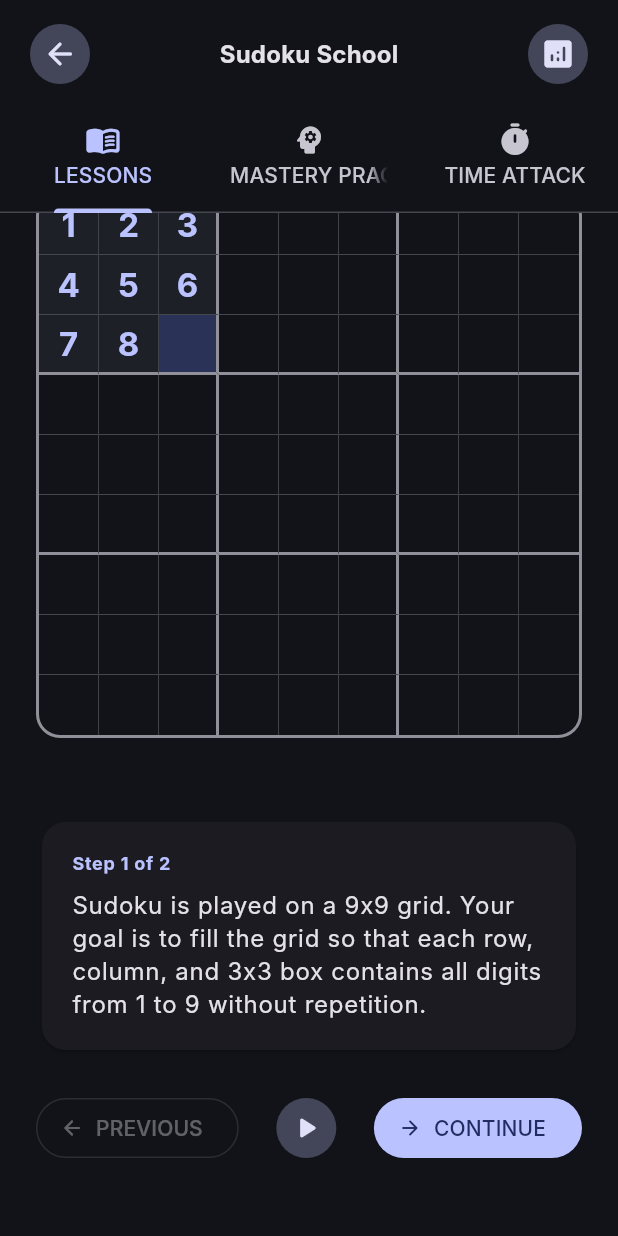
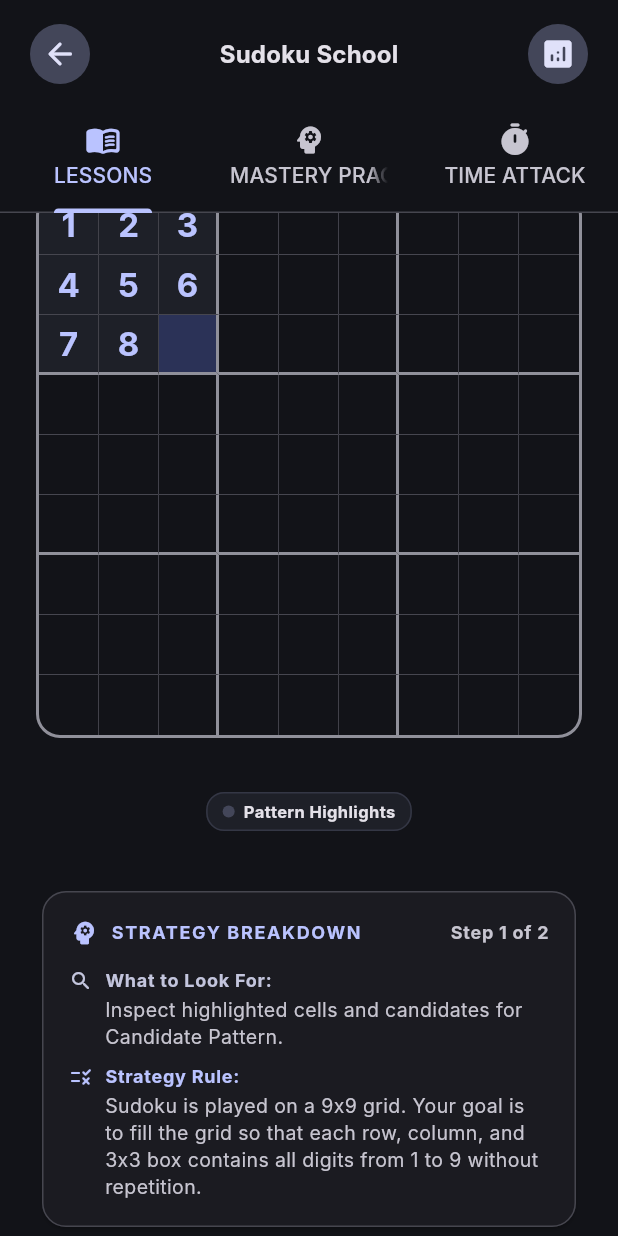
Before and after one commit to SV-stark/DartSudoku, a Flutter app: the TutorialScreen screen opened directly, scrolled down 236 dp, on a phone screen of 412 x 824 dp. Run offline on Flutter 3.47's test engine with Material 3 defaults, Android fonts, the phone set to English and light mode, and no system bars; our stand-ins replace shared_preferences; accounts and stored records are empty; Roboto replaces fonts that are missing (Inter).

Commit message:
release: v0.7.5 with intuitive visual strategy teaching and Coach Tip sheet

```diff
--- a/lib/ui/screens/tutorial_screen.dart
+++ b/lib/ui/screens/tutorial_screen.dart
@@ -977,6 +977,8 @@
           if (slide.expectedValue != null && !_isSolved)
             _buildTutorialNumpad(onTap: _handleNumpadTap),
           const SizedBox(height: 16),
+          _buildBoardColorLegendBar(slide),
+          const SizedBox(height: 12),
           _buildFeedbackBanner(
             isSolved: _isSolved,
             showErrorHint: _showErrorHint,
@@ -984,34 +986,7 @@
             expectedValue: slide.expectedValue,
           ),
           const SizedBox(height: 16),
-          Card(
-            elevation: 1,
-            shape: RoundedRectangleBorder(
-              borderRadius: BorderRadius.circular(16),
-            ),
-            child: Padding(
-              padding: const EdgeInsets.all(20.0),
-              child: Column(
-                crossAxisAlignment: CrossAxisAlignment.start,
-                children: [
-                  Text(
-                    'Step ${_currentSlideIndex + 1} of ${lesson.slides.length}',
-                    style: Theme.of(context).textTheme.labelMedium?.copyWith(
-                      color: Theme.of(context).colorScheme.primary,
-                      fontWeight: FontWeight.bold,
-                    ),
-                  ),
-                  const SizedBox(height: 8),
-                  Text(
-                    slide.text,
-                    style: Theme.of(
-                      context,
-                    ).textTheme.bodyLarge?.copyWith(height: 1.4),
-                  ),
-                ],
-              ),
-            ),
-          ),
+          _buildStrategyBreakdownCard(slide, lesson),
           const SizedBox(height: 24),
           _buildPaginationControls(lessons),
           const SizedBox(height: 24),
@@ -1020,6 +995,213 @@
     );
   }
 
+  Widget _buildBoardColorLegendBar(SlideData slide) {
+    final theme = Theme.of(context);
+    final List<Widget> legendChips = [];
+
+    if (slide.expectedValue != null) {
+      legendChips.add(
+        _buildLegendChip(
+          context,
+          label: 'Target Cell',
+          color: theme.colorScheme.primaryContainer,
+        ),
+      );
+    }
+    if (slide.customHighlights != null) {
+      legendChips.add(
+        _buildLegendChip(
+          context,
+          label: 'Pattern Highlights',
+          color: theme.colorScheme.secondaryContainer,
+        ),
+      );
+    }
+    if (slide.links != null && slide.links!.isNotEmpty) {
+      legendChips.add(
+        _buildLegendChip(
+          context,
+          label: 'Strong Link',
+          color: Colors.teal.shade500,
+        ),
+      );
+      legendChips.add(
+        _buildLegendChip(
+          context,
+          label: 'Weak Link',
+          color: Colors.deepOrange.shade400,
+        ),
+      );
+    }
+
+    if (legendChips.isEmpty) return const SizedBox.shrink();
+
+    return Padding(
+      padding: const EdgeInsets.only(bottom: 8.0),
+      child: Wrap(
+        spacing: 8,
+        runSpacing: 6,
+        alignment: WrapAlignment.center,
+        children: legendChips,
+      ),
+    );
+  }
+
+  Widget _buildLegendChip(
+    BuildContext context, {
+    required String label,
+    required Color color,
+  }) {
+    return Container(
+      padding: const EdgeInsets.symmetric(horizontal: 10, vertical: 4),
+      decoration: BoxDecoration(
+        color: color.withValues(alpha: 0.25),
+        borderRadius: BorderRadius.circular(12),
+        border: Border.all(color: color.withValues(alpha: 0.6), width: 1.0),
+      ),
+      child: Row(
+        mainAxisSize: MainAxisSize.min,
+        children: [
+          Container(
+            width: 8,
+            height: 8,
+            decoration: BoxDecoration(color: color, shape: BoxShape.circle),
+          ),
+          const SizedBox(width: 6),
+          Text(
+            label,
+            style: TextStyle(
+              fontSize: 11,
+              fontWeight: FontWeight.bold,
+              color: Theme.of(context).colorScheme.onSurface,
+            ),
+          ),
+        ],
+      ),
+    );
+  }
+
+  Widget _buildStrategyBreakdownCard(SlideData slide, LessonData lesson) {
+    final theme = Theme.of(context);
+    final bool hasExpected = slide.expectedValue != null;
+    final String targetDigitText =
+        hasExpected ? "Digit ${slide.expectedValue}" : "Candidate Pattern";
+
+    return Card(
+      elevation: 1,
+      color: theme.colorScheme.surfaceContainerLow,
+      shape: RoundedRectangleBorder(
+        borderRadius: BorderRadius.circular(16),
+        side: BorderSide(color: theme.colorScheme.outlineVariant),
+      ),
+      child: Padding(
+        padding: const EdgeInsets.all(18.0),
+        child: Column(
+          crossAxisAlignment: CrossAxisAlignment.start,
+          children: [
+            Row(
+              mainAxisAlignment: MainAxisAlignment.spaceBetween,
+              children: [
+                Row(
+                  children: [
+                    Icon(
+                      Icons.psychology_rounded,
+                      color: theme.colorScheme.primary,
+                      size: 20,
+                    ),
+                    const SizedBox(width: 8),
+                    Text(
+                      'STRATEGY BREAKDOWN',
+                      style: theme.textTheme.labelMedium?.copyWith(
+                        fontWeight: FontWeight.bold,
+                        color: theme.colorScheme.primary,
+                        letterSpacing: 1.1,
+                      ),
+                    ),
+                  ],
+                ),
+                Text(
+                  'Step ${_currentSlideIndex + 1} of ${lesson.slides.length}',
+                  style: theme.textTheme.labelMedium?.copyWith(
+                    color: theme.colorScheme.onSurfaceVariant,
+                    fontWeight: FontWeight.bold,
+                  ),
+                ),
+              ],
+            ),
+            const SizedBox(height: 14),
+            _buildTakeawayRow(
+              context,
+              icon: Icons.search_rounded,
+              title: 'What to Look For',
+              desc:
+                  'Inspect highlighted cells and candidates for $targetDigitText.',
+              color: theme.colorScheme.secondary,
+            ),
+            const SizedBox(height: 10),
+            _buildTakeawayRow(
+              context,
+              icon: Icons.rule_rounded,
+              title: 'Strategy Rule',
+              desc: slide.text,
+              color: theme.colorScheme.primary,
+            ),
+            if (hasExpected) ...[
+              const SizedBox(height: 10),
+              _buildTakeawayRow(
+                context,
+                icon: Icons.track_changes_rounded,
+                title: 'Elimination & Placement',
+                desc:
+                    'Place digit ${slide.expectedValue} in Row ${slide.highlightedRow + 1}, Col ${slide.highlightedCol + 1}.',
+                color: Colors.green,
+              ),
+            ],
+          ],
+        ),
+      ),
+    );
+  }
+
+  Widget _buildTakeawayRow(
+    BuildContext context, {
+    required IconData icon,
+    required String title,
+    required String desc,
+    required Color color,
+  }) {
+    final theme = Theme.of(context);
+    return Row(
+      crossAxisAlignment: CrossAxisAlignment.start,
+      children: [
+        Icon(icon, size: 16, color: color),
+        const SizedBox(width: 8),
+        Expanded(
+          child: Column(
+            crossAxisAlignment: CrossAxisAlignment.start,
+            children: [
+              Text(
+                '$title:',
+                style: theme.textTheme.labelMedium?.copyWith(
+                  fontWeight: FontWeight.bold,
+                  color: color,
+                ),
+              ),
+              const SizedBox(height: 2),
+              Text(
+                desc,
+                style: theme.textTheme.bodyMedium?.copyWith(
+                  fontSize: 13,
+                  height: 1.35,
+                  color: theme.colorScheme.onSurfaceVariant,
+                ),
+              ),
+            ],
+          ),
+        ),
+      ],
+    );
+  }
   Widget _buildPracticeTab(List<LessonData> lessons) {
     final theme = Theme.of(context);
     final lessonTitle = lessons[_practiceLessonIndex].title;
--- a/pubspec.yaml
+++ b/pubspec.yaml
@@ -16,7 +16,7 @@
 # https://developer.apple.com/library/archive/documentation/General/Reference/InfoPlistKeyReference/Articles/CoreFoundationKeys.html
 # In Windows, build-name is used as the major, minor, and patch parts
 # of the product and file versions while build-number is used as the build suffix.
-version: 1.0.0+1
+version: 0.7.5+1
 
 environment:
   sdk: ^3.11.5
```
